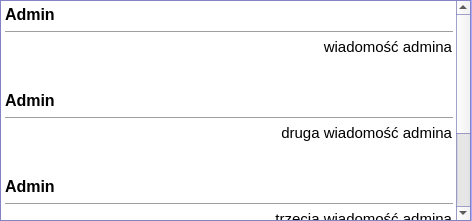
The window that ClientIRC/chatwidget.ui (wiekonek/IRC) describes before a commit, drawn with Qt 5.
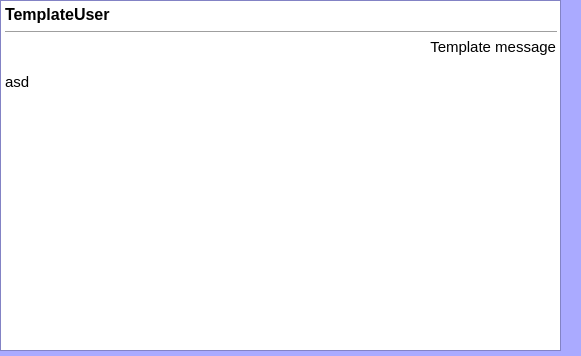
The same window after the commit.

What changed in the file:
```diff
--- a/ClientIRC/chatwidget.ui
+++ b/ClientIRC/chatwidget.ui
@@ -6,8 +6,8 @@
    <rect>
     <x>0</x>
     <y>0</y>
-    <width>472</width>
-    <height>221</height>
+    <width>581</width>
+    <height>356</height>
    </rect>
   </property>
   <property name="sizePolicy">
@@ -88,8 +88,8 @@
     <rect>
      <x>0</x>
      <y>0</y>
-     <width>471</width>
-     <height>221</height>
+     <width>561</width>
+     <height>351</height>
     </rect>
    </property>
    <layout class="QGridLayout" name="gridLayout">
@@ -115,22 +115,13 @@
 &lt;html&gt;&lt;head&gt;&lt;meta name=&quot;qrichtext&quot; content=&quot;1&quot; /&gt;&lt;style type=&quot;text/css&quot;&gt;
 p, li { white-space: pre-wrap; }
 &lt;/style&gt;&lt;/head&gt;&lt;body style=&quot; font-family:'Ubuntu'; font-size:11pt; font-weight:400; font-style:normal;&quot;&gt;
-&lt;p style=&quot; margin-top:0px; margin-bottom:0px; margin-left:0px; margin-right:0px; -qt-block-indent:0; text-indent:0px;&quot;&gt;&lt;span style=&quot; font-size:12pt; font-weight:600;&quot;&gt;Admin&lt;/span&gt;&lt;/p&gt;
+&lt;p style=&quot; margin-top:0px; margin-bottom:0px; margin-left:0px; margin-right:0px; -qt-block-indent:0; text-indent:0px;&quot;&gt;&lt;span style=&quot; font-size:12pt; font-weight:600;&quot;&gt;TemplateUser&lt;/span&gt;&lt;/p&gt;
 &lt;hr /&gt;
-&lt;p align=&quot;right&quot; style=&quot; margin-top:0px; margin-bottom:0px; margin-left:0px; margin-right:0px; -qt-block-indent:0; text-indent:0px;&quot;&gt;wiadomość admina&lt;/p&gt;
-&lt;p style=&quot; margin-top:0px; margin-bottom:0px; margin-left:0px; margin-right:0px; -qt-block-indent:0; text-indent:0px;&quot;&gt;&lt;br /&gt;&lt;/p&gt;
-&lt;p style=&quot; margin-top:0px; margin-bottom:0px; margin-left:0px; margin-right:0px; -qt-block-indent:0; text-indent:0px;&quot;&gt;&lt;span style=&quot; font-size:12pt; font-weight:600;&quot;&gt;Admin&lt;/span&gt;&lt;/p&gt;
-&lt;hr /&gt;
-&lt;p align=&quot;right&quot; style=&quot; margin-top:0px; margin-bottom:0px; margin-left:0px; margin-right:0px; -qt-block-indent:0; text-indent:0px;&quot;&gt;druga wiadomość admina&lt;/p&gt;
-&lt;p style=&quot; margin-top:0px; margin-bottom:0px; margin-left:0px; margin-right:0px; -qt-block-indent:0; text-indent:0px;&quot;&gt;&lt;br /&gt;&lt;/p&gt;
-&lt;p style=&quot; margin-top:0px; margin-bottom:0px; margin-left:0px; margin-right:0px; -qt-block-indent:0; text-indent:0px;&quot;&gt;&lt;span style=&quot; font-size:12pt; font-weight:600;&quot;&gt;Admin&lt;/span&gt;&lt;/p&gt;
-&lt;hr /&gt;
-&lt;p align=&quot;right&quot; style=&quot; margin-top:0px; margin-bottom:0px; margin-left:0px; margin-right:0px; -qt-block-indent:0; text-indent:0px;&quot;&gt;trzecia wiadomość admina&lt;/p&gt;
-&lt;p style=&quot; margin-top:0px; margin-bottom:0px; margin-left:0px; margin-right:0px; -qt-block-indent:0; text-indent:0px;&quot;&gt;&lt;br /&gt;&lt;/p&gt;
-&lt;p style=&quot; margin-top:0px; margin-bottom:0px; margin-left:0px; margin-right:0px; -qt-block-indent:0; text-indent:0px;&quot;&gt;&lt;span style=&quot; font-size:12pt; font-weight:600;&quot;&gt;Admin&lt;/span&gt;&lt;/p&gt;
-&lt;hr /&gt;
-&lt;p align=&quot;right&quot; style=&quot; margin-top:0px; margin-bottom:0px; margin-left:0px; margin-right:0px; -qt-block-indent:0; text-indent:0px;&quot;&gt;czwarta wiadomość admina&lt;/p&gt;
-&lt;p style=&quot; margin-top:0px; margin-bottom:0px; margin-left:0px; margin-right:0px; -qt-block-indent:0; text-indent:0px;&quot;&gt;&lt;br /&gt;&lt;/p&gt;&lt;/body&gt;&lt;/html&gt;</string>
+&lt;p align=&quot;right&quot; style=&quot; margin-top:0px; margin-bottom:0px; margin-left:0px; margin-right:0px; -qt-block-indent:0; text-indent:0px;&quot;&gt;Template message&lt;br /&gt;&lt;/p&gt;
+&lt;p style=&quot; margin-top:0px; margin-bottom:0px; margin-left:0px; margin-right:0px; -qt-block-indent:0; text-indent:0px;&quot;&gt;asd&lt;/p&gt;&lt;/body&gt;&lt;/html&gt;</string>
+      </property>
+      <property name="acceptRichText">
+       <bool>true</bool>
       </property>
      </widget>
     </item>
```
